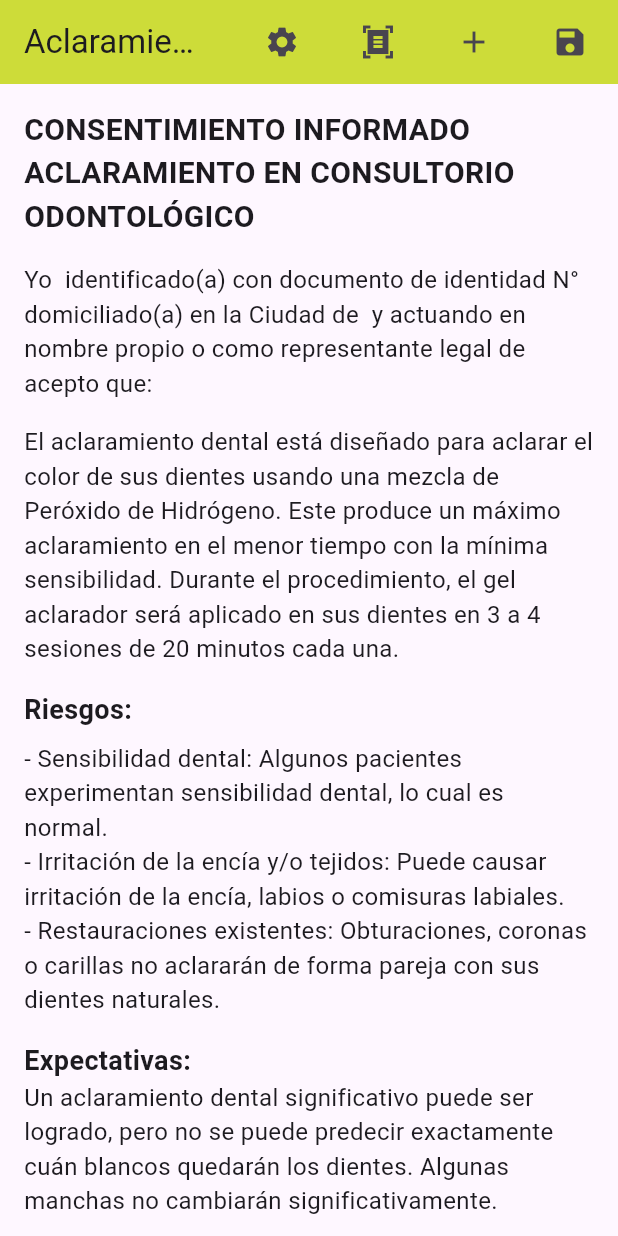
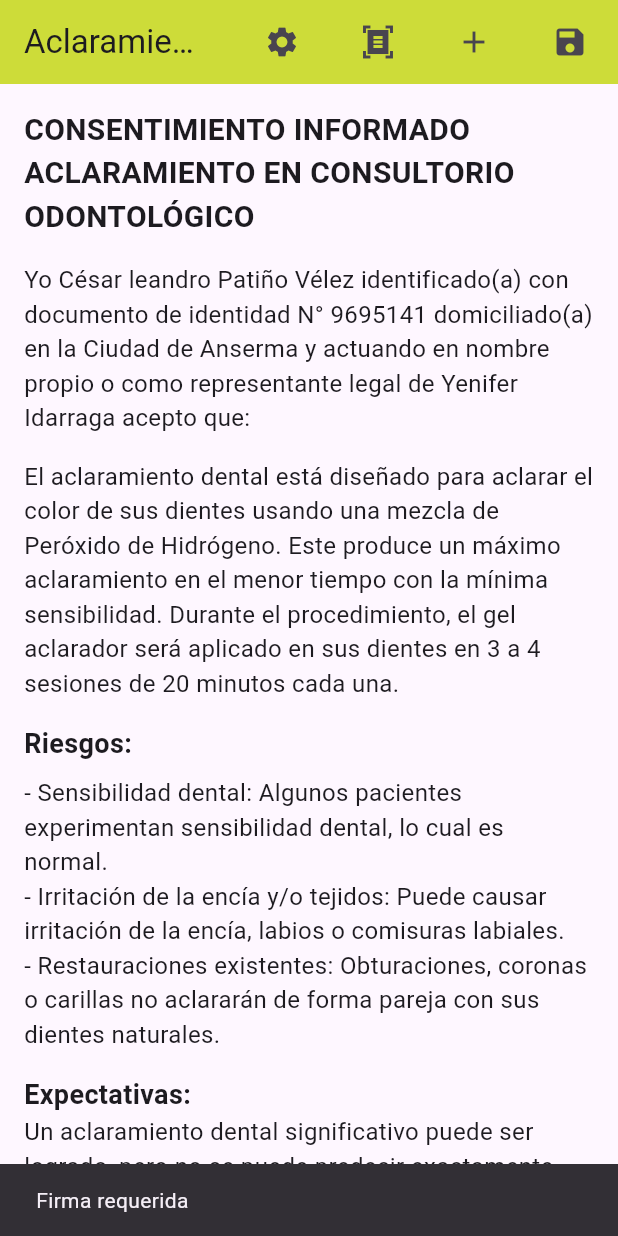
Before and after one commit to ceslep/consentimiento_aclaramiento, a Flutter app: the screen it shows after launch, after a tap on the "save" icon, on a phone screen of 412 x 824 dp. Run offline on Flutter 3.47's test engine with Material 3 defaults, Android fonts, the phone set to English and light mode, and no system bars; our stand-ins replace get, shared_preferences; missing offline and left inert: flutter_drawing_board, snack.

Commit message:
listo_aclaramiento

```diff
--- a/lib/configuracion.dart
+++ b/lib/configuracion.dart
@@ -12,7 +12,7 @@ class Configuracion extends StatefulWidget {
 class _ConfiguracionState extends State<Configuracion> {
   String url = '';
   final TextEditingController urlController =
-      TextEditingController(text: 'http://192.');
+      TextEditingController(text: 'http://192.168.0.250/');
   final TextEditingController profesionalController =
       TextEditingController(text: '');
   final TextEditingController direccionController =
--- /dev/null
+++ b/lib/data_consentimiento_model.dart
@@ -0,0 +1,48 @@
+class AclaramientoModel {
+  String identificacion;
+  String nombre;
+  String ciudad;
+  String representado;
+  String? firma;
+  String? dia;
+  String? mes;
+  String? anio;
+
+  AclaramientoModel(
+      {required this.identificacion,
+      required this.nombre,
+      required this.ciudad,
+      required this.representado,
+      this.firma,
+      this.dia,
+      this.mes,
+      this.anio});
+
+  // Método para convertir a JSON
+  Map<String, dynamic> toJson() {
+    return {
+      'identificacion': identificacion,
+      'nombre': nombre,
+      'ciudad': ciudad,
+      'representado': representado,
+      'firma': firma,
+      'dia': dia,
+      'mes': mes,
+      'anio': anio
+    };
+  }
+
+  // Método para crear una instancia desde JSON
+  factory AclaramientoModel.fromJson(Map<String, dynamic> json) {
+    return AclaramientoModel(
+      identificacion: json['identificacion'],
+      nombre: json['nombres'],
+      ciudad: json['ciudad'],
+      representado: json['apoderado'],
+      firma: json['firma'],
+      dia: json['dia'],
+      mes: json['mes'],
+      anio: json['anio'],
+    );
+  }
+}
--- a/lib/form_controller.dart
+++ b/lib/form_controller.dart
@@ -4,17 +4,19 @@ import 'package:flutter/material.dart';
 import 'package:get/get.dart';
 
 class FormController extends GetxController {
-  final idController = TextEditingController();
-  final nameController = TextEditingController();
-  final ciudadController = TextEditingController();
-  final apoderadoController = TextEditingController();
+  final idController = TextEditingController(text: '9695141');
+  final nameController =
+      TextEditingController(text: 'César leandro Patiño Vélez');
+  final ciudadController = TextEditingController(text: 'Anserma');
+  final representadoController =
+      TextEditingController(text: 'Yenifer Idarraga');
 
   @override
   void onClose() {
     idController.dispose();
     nameController.dispose();
     ciudadController.dispose();
-    apoderadoController.dispose();
+    representadoController.dispose();
     super.onClose();
   }
 
--- a/lib/form_paciente.dart
+++ b/lib/form_paciente.dart
@@ -54,7 +54,7 @@ class _FormScreenState extends State<FormScreen> {
               },
             ),
             TextFormField(
-              controller: formController.apoderadoController,
+              controller: formController.representadoController,
               decoration: const InputDecoration(labelText: 'Apoderado'),
               validator: (value) {
                 if (value == null || value.isEmpty) {
--- a/lib/main.dart
+++ b/lib/main.dart
@@ -1,8 +1,10 @@
 import 'package:consentimiento_aclaramiento/texto_aclaramiento.dart';
 import 'package:flutter/material.dart';
 import 'package:get/get.dart';
+import 'package:intl/date_symbol_data_local.dart'; // Para inicializar la localización
 
-void main() {
+void main() async {
+  await initializeDateFormatting('es', null);
   runApp(const MainApp());
 }
 
--- a/lib/texto_aclaramiento.dart
+++ b/lib/texto_aclaramiento.dart
@@ -1,11 +1,14 @@
 // ignore_for_file: avoid_print
 
+import 'package:consentimiento_aclaramiento/api.dart';
 import 'package:consentimiento_aclaramiento/configuracion.dart';
+import 'package:consentimiento_aclaramiento/data_consentimiento_model.dart';
 import 'package:consentimiento_aclaramiento/datos_paciente.dart';
 import 'package:consentimiento_aclaramiento/form_controller.dart';
 import 'package:consentimiento_aclaramiento/signature.dart';
 import 'package:flutter/material.dart';
 import 'package:get/get.dart';
+import 'package:intl/intl.dart';
 
 class ConsentimientoScreen extends StatefulWidget {
   const ConsentimientoScreen({super.key});
@@ -15,11 +18,13 @@ class ConsentimientoScreen extends StatefulWidget {
 }
 
 class _ConsentimientoScreenState extends State<ConsentimientoScreen> {
+  bool generando = false;
   final formController = Get.put(FormController());
   late String nombre;
   late String identificacion;
   late String ciudad;
-  late String apoderado;
+  late String representado;
+  String firma = "";
 
   @override
   void initState() {
@@ -27,11 +32,17 @@ class _ConsentimientoScreenState extends State<ConsentimientoScreen> {
     nombre = formController.nameController.text;
     identificacion = formController.idController.text;
     ciudad = formController.ciudadController.text;
-    apoderado = formController.apoderadoController.text;
+    representado = formController.representadoController.text;
+    firma = "";
   }
 
   @override
   Widget build(BuildContext context) {
+    DateTime now = DateTime.now();
+    String formattedDay = DateFormat('d').format(now); // Día del mes
+    String formattedMonth =
+        DateFormat('MMMM', 'es').format(now); // Mes en español
+    String formattedYear = DateFormat('y').format(now); // Año
     return Scaffold(
       appBar: AppBar(
         backgroundColor: Colors.lime,
@@ -49,8 +60,8 @@ class _ConsentimientoScreenState extends State<ConsentimientoScreen> {
             padding: const EdgeInsets.all(8.0),
             child: IconButton(
               onPressed: () async {
-                final result = await Get.to(() => const Signature());
-                print(result);
+                firma = await Get.to(() => const Signature());
+                print(firma);
               },
               icon: const Icon(Icons.document_scanner_sharp),
             ),
@@ -64,7 +75,7 @@ class _ConsentimientoScreenState extends State<ConsentimientoScreen> {
                   nombre = formController.nameController.text;
                   identificacion = formController.idController.text;
                   ciudad = formController.ciudadController.text;
-                  apoderado = formController.apoderadoController.text;
+                  representado = formController.representadoController.text;
                 });
               },
               icon: const Icon(Icons.add),
@@ -72,10 +83,51 @@ class _ConsentimientoScreenState extends State<ConsentimientoScreen> {
           ),
           Padding(
             padding: const EdgeInsets.all(8.0),
-            child: IconButton(
-              onPressed: () {},
-              icon: const Icon(Icons.save),
-            ),
+            child: !generando
+                ? IconButton(
+                    onPressed: () async {
+                      if (firma.isEmpty) {
+                        ScaffoldMessenger.of(context).showSnackBar(
+                          const SnackBar(
+                            content: Text(
+                              'Firma requerida',
+                            ),
+                          ),
+                        );
+                      } else {
+                        AclaramientoModel aclaramiento = AclaramientoModel(
+                          identificacion: identificacion,
+                          nombre: nombre,
+                          ciudad: ciudad,
+                          representado: representado,
+                          firma: firma,
+                          dia: formattedDay,
+                          mes: formattedMonth,
+                          anio: formattedYear,
+                        );
+                        setState(() {
+                          generando = true;
+                        });
+                        final result =
+                            await generarConsentimiento(aclaramiento);
+                        // ignore: use_build_context_synchronously
+                        ScaffoldMessenger.of(context).showSnackBar(
+                          SnackBar(
+                            content: Text(result),
+                          ),
+                        );
+                        setState(() {
+                          generando = false;
+                        });
+                        launchInBrowser(identificacion);
+                      }
+                    },
+                    icon: const Icon(Icons.save),
+                  )
+                : const CircularProgressIndicator(
+                    color: Colors.white,
+                    strokeWidth: 5,
+                  ),
           ),
         ],
         title: const Text('Aclaramiento Dental'),
@@ -96,7 +148,7 @@ class _ConsentimientoScreenState extends State<ConsentimientoScreen> {
             Text(
               'Yo $nombre identificado(a) con documento de identidad N° $identificacion '
               'domiciliado(a) en la Ciudad de $ciudad y actuando en nombre propio o como representante legal de '
-              '$apoderado acepto que:',
+              '$representado acepto que:',
               style: const TextStyle(fontSize: 16.0),
             ),
             const SizedBox(height: 16.0),
@@ -162,19 +214,23 @@ class _ConsentimientoScreenState extends State<ConsentimientoScreen> {
               ),
             ),
             const Text(
-              'Existen tratamientos caseros como alternativa al aclaramiento dental en consultorio.',
+              'Existen tratamientos caseros como alternativa al aclaramiento dental en consultorio odontológico, , existen otras alternativas en el mercado disponibles para Uds, tales como Aclaramiento caseros.  ',
+              style: TextStyle(fontSize: 16.0),
+            ),
+            const Text(
+              'Yo entiendo que el Aclaramiento Dental en el consultorio odontológico no puede ser garantizado y que este depende de los cuidados que yo tenga después de finalizado tales como abstenerme de consumir cualquier sustancia cromo génica, por ejemplo: salsas, bebidas oscuras, carotenos durante las siguientes 72 horas. ',
+              style: TextStyle(fontSize: 16.0),
+            ),
+            const Text(
+              'He comprendido las explicaciones que se me han facilitado en un lenguaje claro y sencillo, y el odontólogo (a) que me ha atendido me ha permitido realizar todas las observaciones y me ha aclarado todas las dudas que le he planteado. También comprendo que, en cualquier momento y sin necesidad de dar ninguna explicación, puedo revocar el consentimiento que ahora presto. ',
               style: TextStyle(fontSize: 16.0),
             ),
             const SizedBox(height: 16.0),
-            const Text(
-              'He comprendido las explicaciones que se me han facilitado en un lenguaje claro y sencillo...',
-              style: TextStyle(fontSize: 16.0),
+            Text(
+              'Por ello, manifiesto que estoy satisfecho con la información recibida y que comprendo el alcance y los riesgos del tratamiento, y en tales condiciones se suscribe este consentimiento en Cartago a los $formattedDay días de $formattedMonth de $formattedYear. ',
+              style: const TextStyle(fontSize: 16.0),
             ),
             const SizedBox(height: 16.0),
-            const Text(
-              'PACIENTE: ______________________  ODONTOLOGO: ______________________',
-              style: TextStyle(fontSize: 16.0, fontWeight: FontWeight.bold),
-            ),
           ],
         ),
       ),
--- a/pubspec.yaml
+++ b/pubspec.yaml
@@ -15,6 +15,7 @@ dependencies:
   shared_preferences: ^2.3.2
   snack: ^2.0.0
   url_launcher: ^6.3.0
+  intl: ^0.19.0
 
 dev_dependencies:
   flutter_test:
```
Also changed, not shown: lib/api.dart (+52 -8 lines), pubspec.lock, 1 other file.
